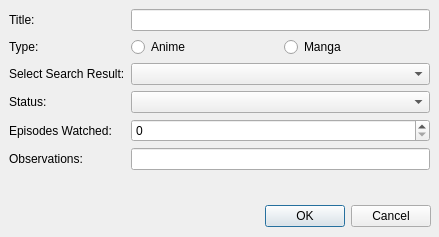
The window that interfaces/ui/addDialog.ui (HarHar/Futaam) describes before a commit, drawn with Qt 5.
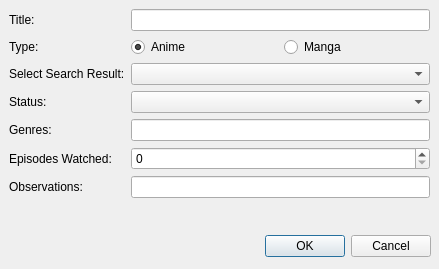
The same window after the commit.

Commit message: Add Entry dialog works now

```diff
--- a/interfaces/ui/addDialog.ui
+++ b/interfaces/ui/addDialog.ui
@@ -7,7 +7,7 @@
     <x>0</x>
     <y>0</y>
     <width>439</width>
-    <height>237</height>
+    <height>269</height>
    </rect>
   </property>
   <property name="windowTitle">
@@ -20,7 +20,7 @@
    <property name="geometry">
     <rect>
      <x>90</x>
-     <y>200</y>
+     <y>230</y>
      <width>341</width>
      <height>32</height>
     </rect>
@@ -38,7 +38,7 @@
      <x>9</x>
      <y>9</y>
      <width>421</width>
-     <height>191</height>
+     <height>214</height>
     </rect>
    </property>
    <layout class="QFormLayout" name="formLayout">
@@ -64,18 +64,24 @@
     </item>
     <item row="1" column="1">
      <layout class="QHBoxLayout" name="horizontalLayout">
-      <item>
-       <widget class="QRadioButton" name="mangaButton">
-        <property name="text">
-         <string>Anime</string>
-        </property>
-       </widget>
-      </item>
       <item>
        <widget class="QRadioButton" name="animeButton">
         <property name="text">
+         <string>Anime</string>
+        </property>
+        <property name="checked">
+         <bool>true</bool>
+        </property>
+       </widget>
+      </item>
+      <item>
+       <widget class="QRadioButton" name="mangaButton">
+        <property name="text">
          <string>Manga</string>
         </property>
+        <property name="checked">
+         <bool>false</bool>
+        </property>
        </widget>
       </item>
      </layout>
@@ -100,26 +106,36 @@
     <item row="3" column="1">
      <widget class="QComboBox" name="statusSelect"/>
     </item>
-    <item row="4" column="0">
+    <item row="5" column="0">
      <widget class="QLabel" name="label_5">
       <property name="text">
        <string>Episodes Watched:</string>
       </property>
      </widget>
     </item>
-    <item row="4" column="1">
+    <item row="5" column="1">
      <widget class="QSpinBox" name="episodesBox"/>
     </item>
-    <item row="5" column="0">
+    <item row="6" column="0">
      <widget class="QLabel" name="label_6">
       <property name="text">
        <string>Observations:</string>
       </property>
      </widget>
     </item>
-    <item row="5" column="1">
+    <item row="6" column="1">
      <widget class="QLineEdit" name="obsLine"/>
     </item>
+    <item row="4" column="1">
+     <widget class="QLineEdit" name="genreLine"/>
+    </item>
+    <item row="4" column="0">
+     <widget class="QLabel" name="label_7">
+      <property name="text">
+       <string>Genres:</string>
+      </property>
+     </widget>
+    </item>
    </layout>
   </widget>
  </widget>
```
The commit also changes 1 other file.
